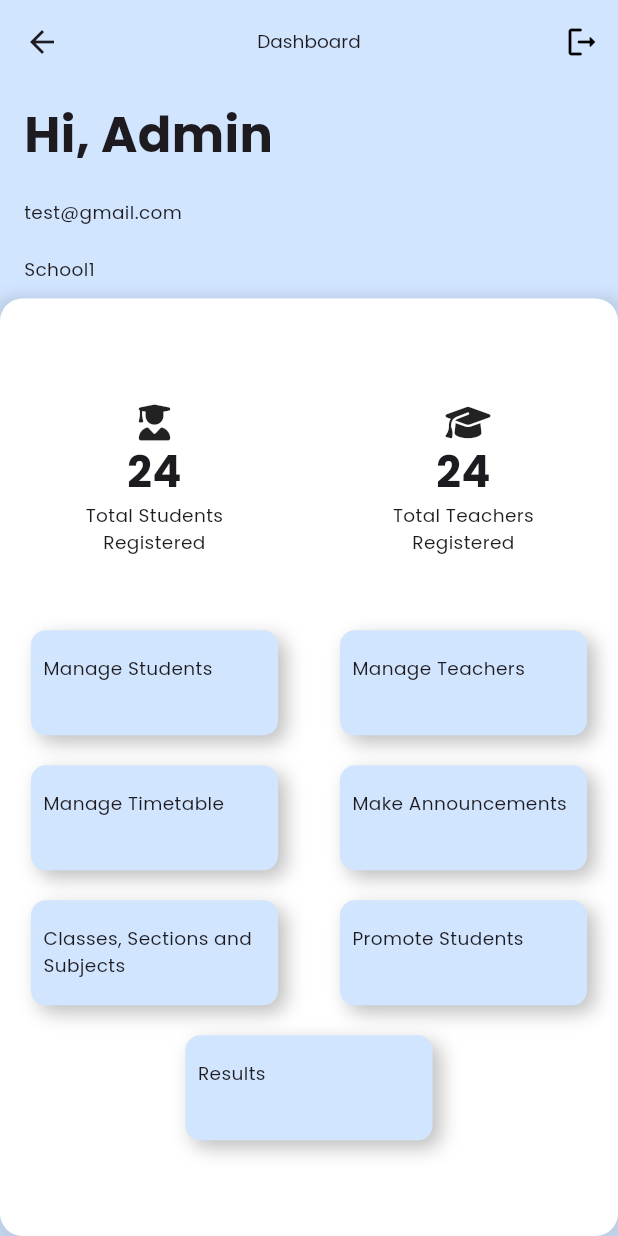
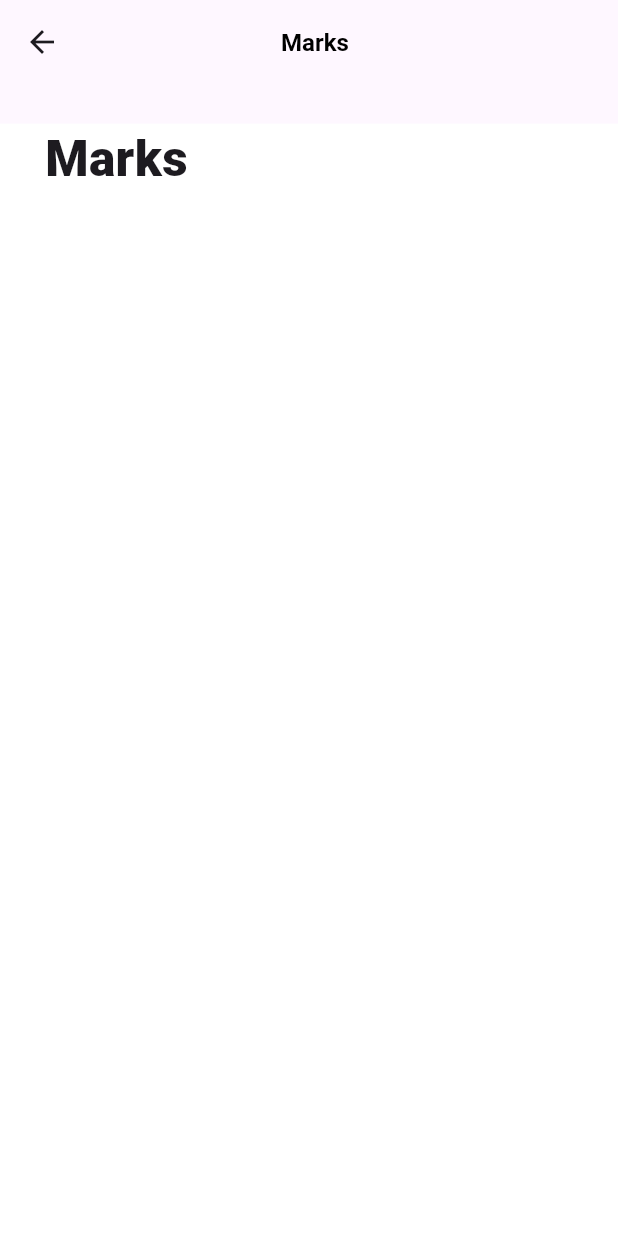
Before and after one commit to IMUSARAZA/ClassInsight, a Flutter app: the AdminHome screen opened by its route, after a tap on "Results", on a phone screen of 412 x 824 dp. Run offline on Flutter 3.47's test engine with Material 3 defaults, Android fonts, the light colour scheme and no system bars; our stand-ins replace cloud_firestore, firebase_auth, firebase_core, font_awesome_flutter, get, get_storage and 2 more; accounts and stored records are empty.

Commit message:
gonna pull

```diff
--- a/lib/routes/mainRoutes.dart
+++ b/lib/routes/mainRoutes.dart
@@ -1,3 +1,5 @@
+// ignore_for_file: prefer_const_constructors
+
 import 'package:classinsight/screens/adminSide/AddClassSections.dart';
 import 'package:classinsight/screens/adminSide/AddExamSystem.dart';
 import 'package:classinsight/screens/adminSide/AddStudent.dart';
@@ -11,6 +13,7 @@ import 'package:classinsight/screens/adminSide/LoginScreen.dart';
 import 'package:classinsight/screens/adminSide/ManageStudents.dart';
 import 'package:classinsight/screens/adminSide/ManageTeachers.dart';
 import 'package:classinsight/screens/adminSide/StudentResult.dart';
+import 'package:classinsight/screens/adminSide/SubjectResult.dart';
 import 'package:classinsight/screens/onBoarding.dart';
 import 'package:get/get_navigation/src/routes/get_route.dart';
 
@@ -72,5 +75,9 @@ class MainRoutes{
       name: "/StudentResult",
       page: () => StudentResult(),
     ),
+    GetPage(
+      name: "/SubjectResult",
+      page: () => SubjectResult(),
+    ),
   ];
 }
--- a/lib/screens/adminSide/AdminHome.dart
+++ b/lib/screens/adminSide/AdminHome.dart
@@ -304,7 +304,7 @@ class AdminHome extends StatelessWidget {
                           ShadowButton(
                             text: "Results",
                             onTap: () {
-                              Get.toNamed("/Results");
+                              Get.toNamed("/SubjectResult");
                             },
                           ),
                         ],
--- /dev/null
+++ b/lib/screens/adminSide/SubjectResult.dart
@@ -0,0 +1,107 @@
+// ignore_for_file: prefer_const_constructors
+
+import 'package:classinsight/screens/adminSide/ManageStudents.dart';
+import 'package:flutter/foundation.dart';
+import 'package:flutter/material.dart';
+
+class SubjectResult extends StatefulWidget {
+  const SubjectResult({super.key});
+
+  @override
+  State<SubjectResult> createState() => _SubjectResultState();
+}
+
+class _SubjectResultState extends State<SubjectResult> {
+
+  double resultFontSize = 16;
+  double headingFontSize = 33;
+
+  @override
+  Widget build(BuildContext context) {
+    double screenHeight = MediaQuery.of(context).size.height;
+    double screenWidth = MediaQuery.of(context).size.width;
+
+     if (screenWidth < 350) {
+      resultFontSize = 14;
+      headingFontSize = 25;
+    }
+    if (screenWidth < 300) {
+      resultFontSize = 14;
+      headingFontSize = 23;
+    }
+    if (screenWidth < 250) {
+      resultFontSize = 11;
+      headingFontSize = 20;
+    }
+    if (screenWidth < 230) {
+      resultFontSize = 8;
+      headingFontSize = 17;
+    }
+
+
+    return MaterialApp(
+      debugShowCheckedModeBanner: false,
+      home: Scaffold(
+        backgroundColor: Colors.white,
+        body: SingleChildScrollView(
+          child: Container(
+            height: screenHeight,
+            width: screenWidth,
+            child: Center(
+              child: Column(
+                children: [
+                  Container(
+                    height: screenHeight * 0.10,
+                    width: screenWidth,
+                    child: AppBar(
+                      elevation: 0,
+                      leading: IconButton(
+                        icon: const Icon(Icons.arrow_back),
+                        onPressed: () {
+                          Navigator.pushReplacement(
+                            context,
+                            MaterialPageRoute(
+                                builder: (context) => ManageStudents()),
+                          );
+                        },
+                      ),
+                      title: Center(
+                        child: Text(
+                          'Marks',
+                          style: TextStyle(
+                            color: Colors.black,
+                            fontSize: resultFontSize,
+                            fontWeight: FontWeight.w600,
+                          ),
+                        ),
+                      ),
+                      actions: <Widget>[
+                        Container(
+                          width: 48.0, // Adjust as needed
+                        ),
+                      ],
+                    ),
+                  ),
+                  Container(
+                    height: 0.05 * screenHeight,
+                    width: screenWidth,
+                    margin: EdgeInsets.only(bottom: 10.0),
+                    padding: EdgeInsets.only(left: 30),
+                    child: Text(
+                      'Marks',
+                      textAlign: TextAlign.start,
+                      style: TextStyle(
+                        fontSize: headingFontSize,
+                        fontWeight: FontWeight.w900,
+                      ),
+                    ),
+                  ),
+                ],
+              ),
+            ),
+          ),
+        ),
+      ),
+    );
+  }
+}
```
